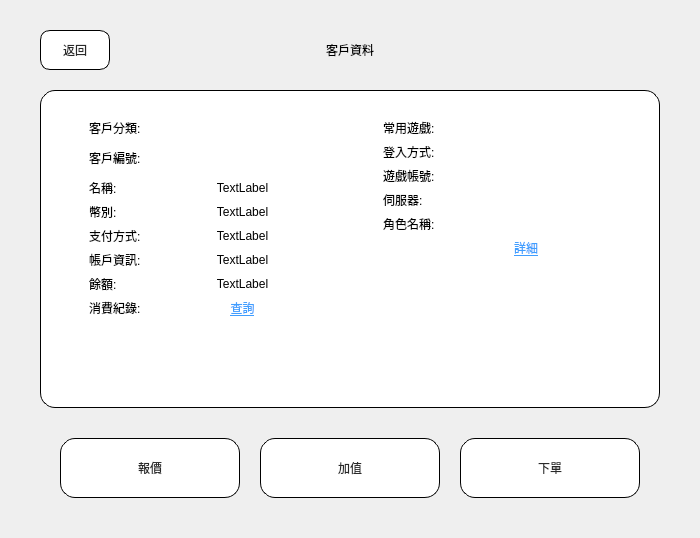
First picture: the form in src/AdbClient/StageCustomerService/LayerSearchCustomer.ui, repository roger0816/Adb, before the edit.
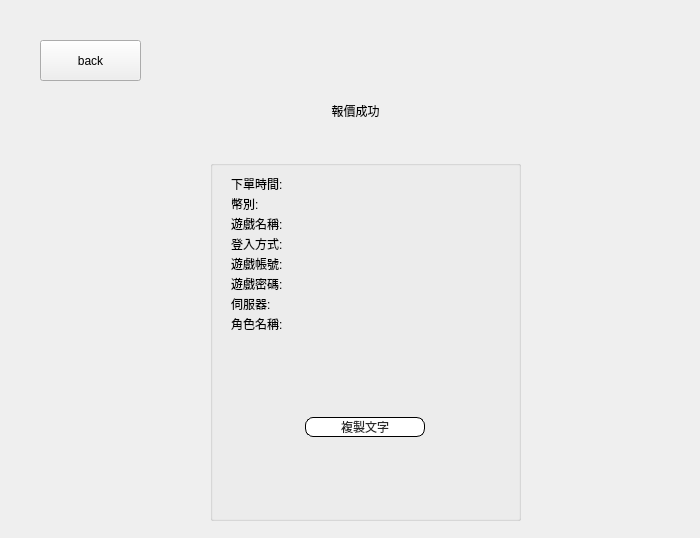
Second picture: the form after the edit. The open tabs and pages were chosen to show the change. Custom widgets are drawn as their Qt base class.

Diff of the .ui file:
```diff
--- a/src/AdbClient/StageCustomerService/LayerSearchCustomer.ui
+++ b/src/AdbClient/StageCustomerService/LayerSearchCustomer.ui
@@ -738,6 +738,290 @@
         <widget class="LayerSayCost" name="pageSayCost"/>
         <widget class="LayerAddCost" name="pageAddCost"/>
         <widget class="LayerOrder" name="pageOrder"/>
+        <widget class="QWidget" name="page">
+         <widget class="QGroupBox" name="groupBox_7">
+          <property name="geometry">
+           <rect>
+            <x>210</x>
+            <y>160</y>
+            <width>311</width>
+            <height>361</height>
+           </rect>
+          </property>
+          <property name="sizePolicy">
+           <sizepolicy hsizetype="Fixed" vsizetype="Preferred">
+            <horstretch>0</horstretch>
+            <verstretch>0</verstretch>
+           </sizepolicy>
+          </property>
+          <property name="minimumSize">
+           <size>
+            <width>250</width>
+            <height>0</height>
+           </size>
+          </property>
+          <property name="maximumSize">
+           <size>
+            <width>16777215</width>
+            <height>16777215</height>
+           </size>
+          </property>
+          <property name="styleSheet">
+           <string notr="true">
+QPushButton{
+font: 20px &quot;Microsoft JhengHei UI&quot;;
+
+
+}
+
+
+
+QPushButton{background-color: rgb(255, 255, 255);
+border-radius:10px;
+color: rgb(41,41,41);
+border: 1px solid #000000; }
+
+
+QPushButton:hover 
+{ 
+background-color: #55aaff; 
+border-style: outset; 
+border-width: 2px; 
+font: 700 18px &quot;Microsoft JhengHei UI&quot;; 
+}
+QPushButton:pressed { 
+border-style: outset; 
+border-width: 0px; 
+font: 700 24px &quot;Microsoft JhengHei UI&quot;; 
+color:rgb(241,241,241);
+background-color:#3c78b4;
+}</string>
+          </property>
+          <layout class="QVBoxLayout" name="verticalLayout_2">
+           <property name="bottomMargin">
+            <number>9</number>
+           </property>
+           <item>
+            <widget class="QWidget" name="widget_11" native="true">
+             <layout class="QFormLayout" name="formLayout_3">
+              <property name="verticalSpacing">
+               <number>2</number>
+              </property>
+              <property name="topMargin">
+               <number>0</number>
+              </property>
+              <property name="bottomMargin">
+               <number>0</number>
+              </property>
+              <item row="0" column="0">
+               <widget class="QLabel" name="tTime">
+                <property name="text">
+                 <string>下單時間:</string>
+                </property>
+               </widget>
+              </item>
+              <item row="0" column="1">
+               <widget class="QLabel" name="lbTime">
+                <property name="text">
+                 <string/>
+                </property>
+               </widget>
+              </item>
+              <item row="2" column="0">
+               <widget class="QLabel" name="tGameName">
+                <property name="text">
+                 <string>遊戲名稱:</string>
+                </property>
+               </widget>
+              </item>
+              <item row="3" column="0">
+               <widget class="QLabel" name="tLoginType">
+                <property name="text">
+                 <string>登入方式:</string>
+                </property>
+               </widget>
+              </item>
+              <item row="2" column="1">
+               <widget class="QLabel" name="lbGameName">
+                <property name="text">
+                 <string/>
+                </property>
+               </widget>
+              </item>
+              <item row="3" column="1">
+               <widget class="QLabel" name="lbLoginType_2">
+                <property name="text">
+                 <string/>
+                </property>
+               </widget>
+              </item>
+              <item row="4" column="0">
+               <widget class="QLabel" name="tAccount">
+                <property name="text">
+                 <string>遊戲帳號:</string>
+                </property>
+               </widget>
+              </item>
+              <item row="6" column="0">
+               <widget class="QLabel" name="tServerName">
+                <property name="text">
+                 <string>伺服器:</string>
+                </property>
+               </widget>
+              </item>
+              <item row="4" column="1">
+               <widget class="QLabel" name="lbGameAccount_2">
+                <property name="text">
+                 <string/>
+                </property>
+               </widget>
+              </item>
+              <item row="6" column="1">
+               <widget class="QLabel" name="lbServer_2">
+                <property name="text">
+                 <string/>
+                </property>
+               </widget>
+              </item>
+              <item row="7" column="0">
+               <widget class="QLabel" name="tChr">
+                <property name="text">
+                 <string>角色名稱:</string>
+                </property>
+               </widget>
+              </item>
+              <item row="7" column="1">
+               <widget class="QLabel" name="lbChr_2">
+                <property name="text">
+                 <string/>
+                </property>
+               </widget>
+              </item>
+              <item row="1" column="0">
+               <widget class="QLabel" name="tCurrency">
+                <property name="text">
+                 <string>幣別:</string>
+                </property>
+               </widget>
+              </item>
+              <item row="1" column="1">
+               <widget class="QLabel" name="lbCurrency_2">
+                <property name="text">
+                 <string/>
+                </property>
+               </widget>
+              </item>
+              <item row="5" column="0">
+               <widget class="QLabel" name="tPassword">
+                <property name="text">
+                 <string>遊戲密碼:</string>
+                </property>
+               </widget>
+              </item>
+              <item row="5" column="1">
+               <widget class="QLabel" name="lbGamePassword">
+                <property name="text">
+                 <string/>
+                </property>
+               </widget>
+              </item>
+             </layout>
+            </widget>
+           </item>
+           <item>
+            <widget class="QWidget" name="widget_9" native="true">
+             <property name="minimumSize">
+              <size>
+               <width>0</width>
+               <height>36</height>
+              </size>
+             </property>
+             <layout class="QHBoxLayout" name="horizontalLayout_6">
+              <property name="topMargin">
+               <number>0</number>
+              </property>
+              <property name="bottomMargin">
+               <number>0</number>
+              </property>
+              <item>
+               <widget class="QPushButton" name="btnCopy">
+                <property name="maximumSize">
+                 <size>
+                  <width>120</width>
+                  <height>16777215</height>
+                 </size>
+                </property>
+                <property name="styleSheet">
+                 <string notr="true">
+QPushButton{
+font: 20px &quot;Microsoft JhengHei UI&quot;;
+
+
+}
+
+
+
+QPushButton{background-color: rgb(255, 255, 255);
+border-radius:8px;
+color: rgb(41,41,41);
+border: 1px solid #000000; }
+
+
+QPushButton:hover 
+{ 
+background-color: #55aaff; 
+border-style: outset; 
+border-width: 2px; 
+font: 700 18px &quot;Microsoft JhengHei UI&quot;; 
+}
+QPushButton:pressed { 
+border-style: outset; 
+border-width: 0px; 
+font: 700 24px &quot;Microsoft JhengHei UI&quot;; 
+color:rgb(241,241,241);
+background-color:#3c78b4;
+}</string>
+                </property>
+                <property name="text">
+                 <string>複製文字</string>
+                </property>
+               </widget>
+              </item>
+             </layout>
+            </widget>
+           </item>
+          </layout>
+         </widget>
+         <widget class="QPushButton" name="btnBACK">
+          <property name="geometry">
+           <rect>
+            <x>40</x>
+            <y>40</y>
+            <width>101</width>
+            <height>41</height>
+           </rect>
+          </property>
+          <property name="text">
+           <string>back</string>
+          </property>
+         </widget>
+         <widget class="QLabel" name="label_3">
+          <property name="geometry">
+           <rect>
+            <x>240</x>
+            <y>90</y>
+            <width>231</width>
+            <height>41</height>
+           </rect>
+          </property>
+          <property name="text">
+           <string>報價成功</string>
+          </property>
+          <property name="alignment">
+           <set>Qt::AlignCenter</set>
+          </property>
+         </widget>
+        </widget>
        </widget>
       </item>
      </layout>
```
Left out of the diff: 2 changed lines with no effect on the pictures.
